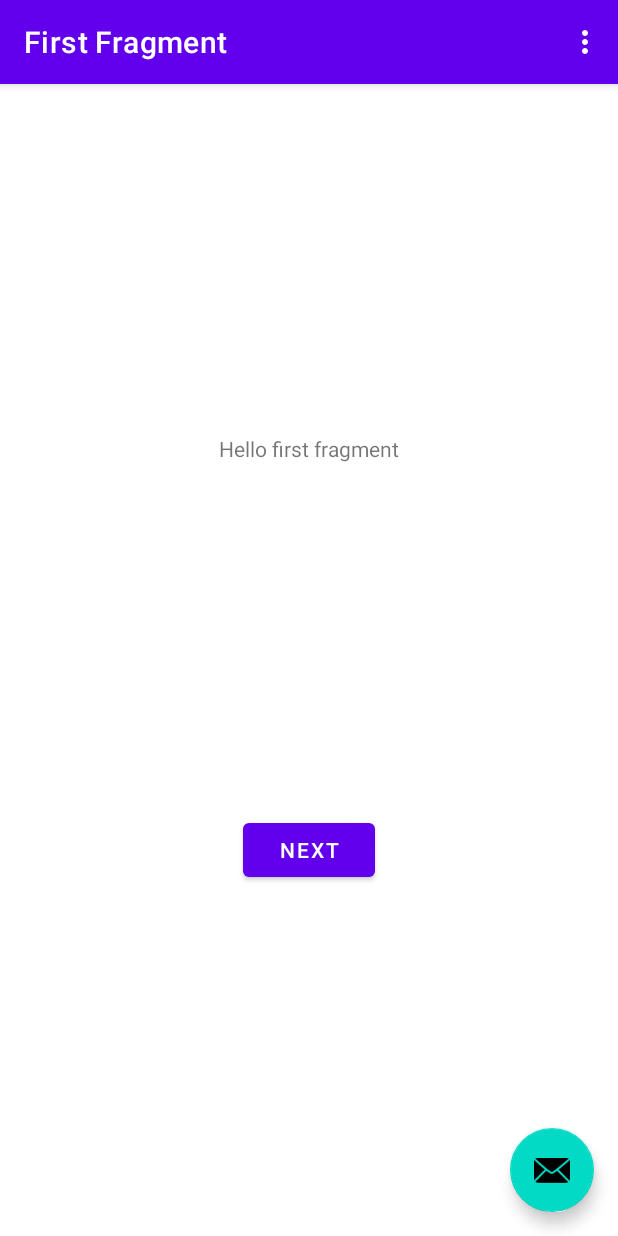
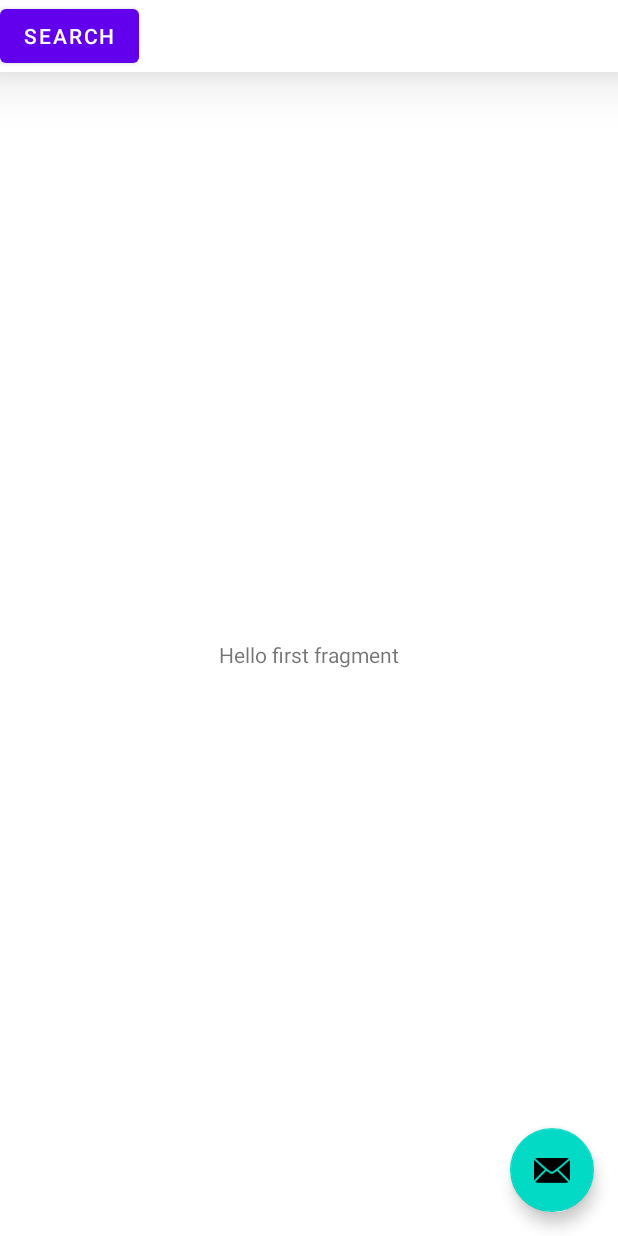
Before and after one commit to dimryb/MeringueIMDb, an Android app: the screen it shows after launch (AppActivity), on a phone screen of 412 x 824 dp. Run offline under Robolectric (Android 15) with nearby library versions, the phone set to English and light mode, and no system bars; our stand-ins replace Dagger/Hilt's generated code, navigation-ui.

Commit message:
Набросать кастомную панель действий с кнопкой поиска

```diff
--- a/app/src/main/java/space/rybakov/meringueimdb/presentation/AppActivity.kt
+++ b/app/src/main/java/space/rybakov/meringueimdb/presentation/AppActivity.kt
@@ -1,13 +1,10 @@
 package space.rybakov.meringueimdb.presentation
 
 import android.os.Bundle
-import android.view.Menu
-import android.view.MenuItem
 import androidx.appcompat.app.AppCompatActivity
 import androidx.navigation.findNavController
 import androidx.navigation.ui.AppBarConfiguration
 import androidx.navigation.ui.navigateUp
-import androidx.navigation.ui.setupActionBarWithNavController
 import com.google.android.material.snackbar.Snackbar
 import dagger.hilt.android.AndroidEntryPoint
 import space.rybakov.meringueimdb.R
@@ -25,31 +22,12 @@ class AppActivity : AppCompatActivity() {
         binding = ActivityAppBinding.inflate(layoutInflater)
         setContentView(binding.root)
 
-        setSupportActionBar(binding.toolbar)
+        findNavController(R.id.nav_host_fragment_content_main)
 
-        val navController = findNavController(R.id.nav_host_fragment_content_main)
-        appBarConfiguration = AppBarConfiguration(navController.graph)
-        setupActionBarWithNavController(navController, appBarConfiguration)
 
         binding.fab.setOnClickListener { view ->
             Snackbar.make(view, "Replace with your own action", Snackbar.LENGTH_LONG)
                 .setAction("Action", null).show()
-        }
-    }
-
-    override fun onCreateOptionsMenu(menu: Menu): Boolean {
-        // Inflate the menu; this adds items to the action bar if it is present.
-        menuInflater.inflate(R.menu.menu_main, menu)
-        return true
-    }
-
-    override fun onOptionsItemSelected(item: MenuItem): Boolean {
-        // Handle action bar item clicks here. The action bar will
-        // automatically handle clicks on the Home/Up button, so long
-        // as you specify a parent activity in AndroidManifest.xml.
-        return when (item.itemId) {
-            R.id.action_settings -> true
-            else -> super.onOptionsItemSelected(item)
         }
     }
 
--- a/app/src/main/java/space/rybakov/meringueimdb/presentation/FeedFragment.kt
+++ b/app/src/main/java/space/rybakov/meringueimdb/presentation/FeedFragment.kt
@@ -33,7 +33,7 @@ class FeedFragment : Fragment() {
     override fun onViewCreated(view: View, savedInstanceState: Bundle?) {
         super.onViewCreated(view, savedInstanceState)
 
-        binding.buttonFirst.setOnClickListener {
+        binding.buttonSearch.setOnClickListener {
             findNavController().navigate(R.id.action_FirstFragment_to_SecondFragment)
         }
     }
--- a/app/src/main/res/layout/activity_app.xml
+++ b/app/src/main/res/layout/activity_app.xml
@@ -5,20 +5,6 @@
     android:layout_width="match_parent"
     android:layout_height="match_parent"
     tools:context=".presentation.AppActivity">
-
-    <com.google.android.material.appbar.AppBarLayout
-        android:layout_width="match_parent"
-        android:layout_height="wrap_content"
-        android:theme="@style/Theme.MeringueIMDb.AppBarOverlay">
-
-        <androidx.appcompat.widget.Toolbar
-            android:id="@+id/toolbar"
-            android:layout_width="match_parent"
-            android:layout_height="?attr/actionBarSize"
-            android:background="?attr/colorPrimary"
-            app:popupTheme="@style/Theme.MeringueIMDb.PopupOverlay" />
-
-    </com.google.android.material.appbar.AppBarLayout>
 
     <include layout="@layout/content_app" />
 
--- a/app/src/main/res/layout/fragment_feed.xml
+++ b/app/src/main/res/layout/fragment_feed.xml
@@ -1,28 +1,38 @@
 <?xml version="1.0" encoding="utf-8"?>
-<androidx.constraintlayout.widget.ConstraintLayout xmlns:android="http://schemas.android.com/apk/res/android"
+<androidx.constraintlayout.widget.ConstraintLayout
+    xmlns:android="http://schemas.android.com/apk/res/android"
     xmlns:app="http://schemas.android.com/apk/res-auto"
     xmlns:tools="http://schemas.android.com/tools"
     android:layout_width="match_parent"
     android:layout_height="match_parent"
     tools:context=".presentation.FeedFragment">
 
+    <LinearLayout
+        android:id="@+id/toolbar"
+        android:layout_width="match_parent"
+        android:layout_height="wrap_content"
+        android:orientation="horizontal"
+        android:background="@color/white"
+        android:elevation="24dp"
+        app:layout_constraintEnd_toEndOf="parent"
+        app:layout_constraintStart_toStartOf="parent"
+        app:layout_constraintTop_toTopOf="parent">
+
+        <Button
+            android:id="@+id/button_search"
+            android:layout_width="wrap_content"
+            android:layout_height="wrap_content"
+            android:text="Search" />
+    </LinearLayout>
+
     <TextView
         android:id="@+id/textview_first"
         android:layout_width="wrap_content"
         android:layout_height="wrap_content"
         android:text="@string/hello_first_fragment"
-        app:layout_constraintBottom_toTopOf="@id/button_first"
-        app:layout_constraintEnd_toEndOf="parent"
-        app:layout_constraintStart_toStartOf="parent"
-        app:layout_constraintTop_toTopOf="parent" />
-
-    <Button
-        android:id="@+id/button_first"
-        android:layout_width="wrap_content"
-        android:layout_height="wrap_content"
-        android:text="@string/next"
         app:layout_constraintBottom_toBottomOf="parent"
         app:layout_constraintEnd_toEndOf="parent"
         app:layout_constraintStart_toStartOf="parent"
-        app:layout_constraintTop_toBottomOf="@id/textview_first" />
+        app:layout_constraintTop_toBottomOf="@+id/toolbar" />
+
 </androidx.constraintlayout.widget.ConstraintLayout>
--- a/app/src/main/res/menu/menu_main.xml
+++ /dev/null
@@ -1,10 +0,0 @@
-<menu xmlns:android="http://schemas.android.com/apk/res/android"
-    xmlns:app="http://schemas.android.com/apk/res-auto"
-    xmlns:tools="http://schemas.android.com/tools"
-    tools:context="space.rybakov.meringueimdb.presentation.AppActivity">
-    <item
-        android:id="@+id/action_settings"
-        android:orderInCategory="100"
-        android:title="@string/action_settings"
-        app:showAsAction="never" />
-</menu>
```
